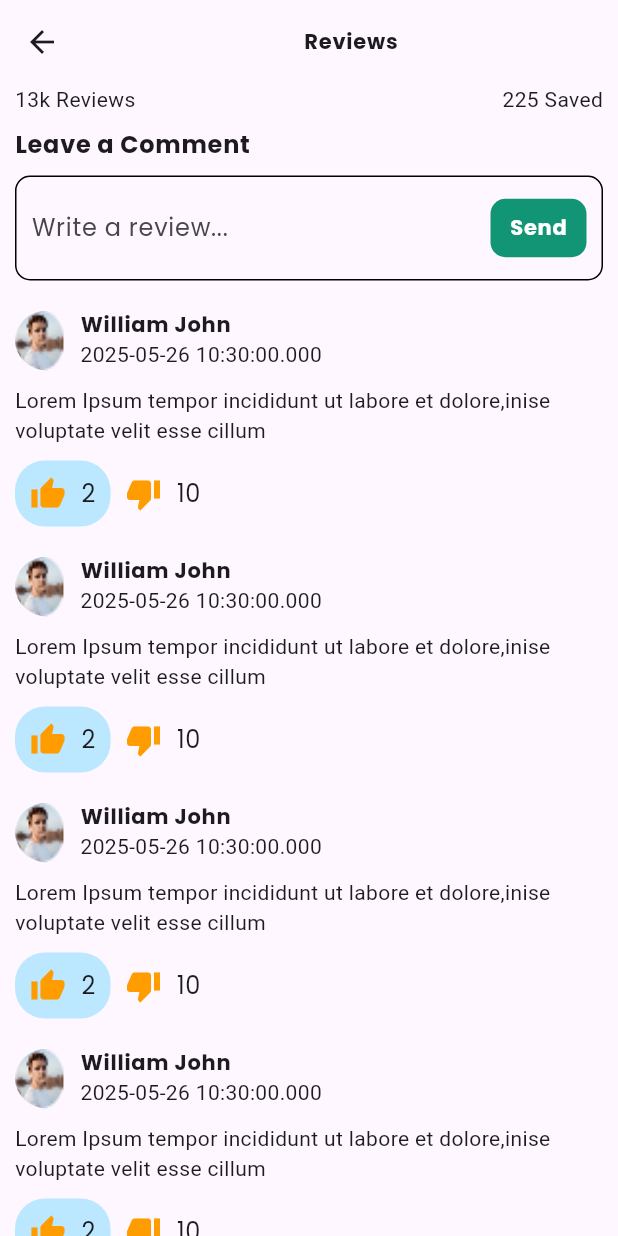
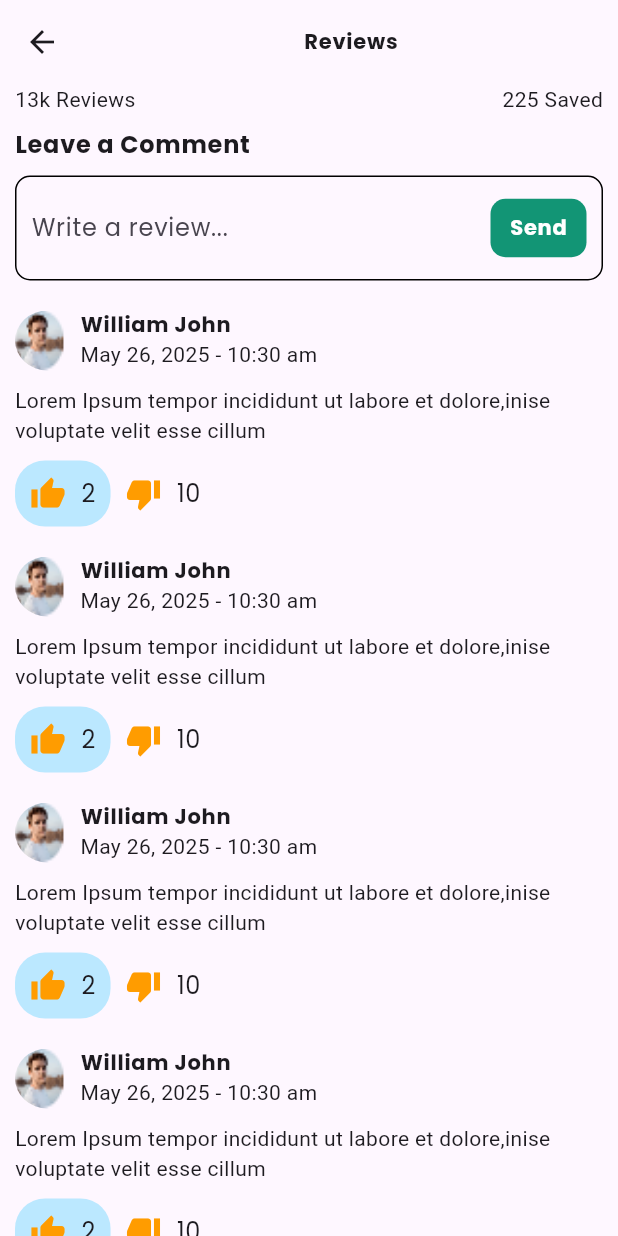
Before and after one commit to abdulrehman202/recipe_app, a Flutter app: the ReviewScreen screen opened directly, on a phone screen of 412 x 824 dp. Run offline on Flutter 3.47's test engine with Material 3 defaults, Android fonts, the phone set to English and light mode, and no system bars; our stand-ins replace chips_choice.

Commit message:
Scroll to top button added

```diff
--- a/lib/Constants.dart
+++ b/lib/Constants.dart
@@ -23,4 +23,67 @@ class Constants{
   static Color GREY_LABEL_COLOR = Color(0xff878787);
   static Color BITMOJI_COLOR = Color(0xffFFCE80);
   static Color RECIPE_CARD_COLOR = Color(0xffD9D9D9);
+
+  static String get12hrsTime(DateTime dtime)
+  {
+    String time = '';
+    String unit = 'am';
+    String min = dtime.minute.toString(), hour = dtime.hour.toString();
+
+    if(dtime.hour>12)
+    {
+      hour = (dtime.hour-12).toString();
+      unit = 'pm';
+    }
+
+    time = '$hour:${min.padLeft(2,'0')} $unit';
+    return time;
+  }
+
+  static  getMonth(int num)
+  {
+    switch(num)
+    {
+      case 1:
+      return 'January';
+
+      case 2:
+      return 'February';
+
+      case 3:
+      return 'March';
+
+      case 4:
+      return 'April';
+
+      case 5:
+      return 'May';
+
+      case 6:
+      return 'June';
+
+      case 7:
+      return 'July';
+
+      case 8:
+      return 'August';
+
+      case 9:
+      return 'September';
+
+      case 10:
+      return 'October';
+
+      case 11:
+      return 'November';
+
+      case 12:
+      return 'December';
+
+      default:
+      return '';
+
+
+    }
+  }
 }
--- a/lib/View/Custom Widgets/CommentCard.dart
+++ b/lib/View/Custom Widgets/CommentCard.dart
@@ -31,7 +31,7 @@ class CommentCard extends StatelessWidget {
                           crossAxisAlignment: CrossAxisAlignment.start,
                           children: [
                             Text('William John',style: Theme.of(context).textTheme.labelMedium , overflow: TextOverflow.ellipsis ,),
-                            Text(DateTime.now().toString())
+                             Text(_getDateTime(DateTime.now()) )
                           ],
                         ))
                     ],
@@ -70,4 +70,14 @@ class CommentCard extends StatelessWidget {
                         ],
                       ));
   }
+
+  String _getDateTime(DateTime dt)
+  {
+    String day = dt.day.toString();
+    String month = Constants.getMonth(dt.month);
+    String year = dt.year.toString();
+    String time = Constants.get12hrsTime( DateTime.now());
+
+    return  '$month $day, $year - $time';
+  }
 }
--- a/lib/View/review_screen.dart
+++ b/lib/View/review_screen.dart
@@ -10,23 +10,47 @@ class ReviewScreen extends StatefulWidget {
 }
 
 class _ReviewScreenState extends State<ReviewScreen> {
+  ScrollController _scrollController = ScrollController();
+  double _scrollPosition=0.0;
+
+  _scrollListener() {
+    setState(() {
+      _scrollPosition = _scrollController.position.pixels;
+    });
+  }
+
+  @override
+  void initState() {
+    // TODO: implement initState
+    super.initState();
+
+    _scrollController = ScrollController();
+    _scrollController.addListener(_scrollListener);
+  }
+
   @override
   Widget build(BuildContext context) {
     return Scaffold(
+      floatingActionButton: _scrollPosition==0.0?Container(): FloatingActionButton(
+          onPressed: () => _scrollController.animateTo(0,
+              duration: const Duration(milliseconds: 500), curve: Curves.ease),
+          child: const Icon(Icons.arrow_upward,color: Colors.white,)),
       appBar: _appBar(),
       body: _body(),
     );
   }
 
-  PreferredSizeWidget _appBar()
-  {
+  PreferredSizeWidget _appBar() {
     return AppBar(
-      title: Center(child: Text('Reviews', style: Theme.of(context).textTheme.labelMedium,)),
+      title: Center(
+          child: Text(
+        'Reviews',
+        style: Theme.of(context).textTheme.labelMedium,
+      )),
     );
   }
 
-  Widget _infoRow()
-  {
+  Widget _infoRow() {
     return const Row(
       mainAxisAlignment: MainAxisAlignment.spaceBetween,
       children: [
@@ -36,18 +60,25 @@ class _ReviewScreenState extends State<ReviewScreen> {
     );
   }
 
-  Widget _body()
-  {
-    return SafeArea(child: Padding(
+  Widget _body() {
+    return SafeArea(
+        child: Padding(
       padding: const EdgeInsets.symmetric(horizontal: 10),
       child: SingleChildScrollView(
+        controller: _scrollController,
         child: Column(
           crossAxisAlignment: CrossAxisAlignment.start,
           children: [
             _infoRow(),
             Container(
                 margin: const EdgeInsets.only(top: 10.0),
-              child: Text('Leave a Comment',style: Theme.of(context).textTheme.labelMedium!.copyWith(fontSize: 16),)),
+                child: Text(
+                  'Leave a Comment',
+                  style: Theme.of(context)
+                      .textTheme
+                      .labelMedium!
+                      .copyWith(fontSize: 16),
+                )),
             _writeReview(),
             _commentsList(),
           ],
@@ -56,58 +87,60 @@ class _ReviewScreenState extends State<ReviewScreen> {
     ));
   }
 
-  Widget _writeReview()
-  {
+  Widget _writeReview() {
     return Container(
       margin: const EdgeInsets.symmetric(vertical: 10.0),
       padding: const EdgeInsets.all(10.0),
       decoration: BoxDecoration(
           border: Border.all(color: Colors.black),
-        borderRadius: const BorderRadius.all(Radius.circular(10.0))
-
-      ),
+          borderRadius: const BorderRadius.all(Radius.circular(10.0))),
       child: Row(
         children: [
           Expanded(
               flex: 8,
               child: TextFormField(
-
-              style: Theme.of(context).textTheme.labelSmall!.copyWith(fontSize: 16),
+                style: Theme.of(context)
+                    .textTheme
+                    .labelSmall!
+                    .copyWith(fontSize: 16),
                 minLines: 1,
                 maxLines: 50,
                 decoration: const InputDecoration(
-                border: InputBorder.none,
-                hintText: 'Write a review...'
-
-              ),
+                    border: InputBorder.none, hintText: 'Write a review...'),
               )),
           Expanded(
               flex: 2,
               child: Container(
                   alignment: Alignment.center,
                   margin: const EdgeInsets.only(left: 10),
-              padding: const EdgeInsets.symmetric(horizontal:  5.0, vertical: 10.0),
+                  padding: const EdgeInsets.symmetric(
+                      horizontal: 5.0, vertical: 10.0),
                   decoration: BoxDecoration(
-                borderRadius: const BorderRadius.all(Radius.circular(10.0)),
-              color: Constants.BUTTON_COLOR
-            ), child: Text('Send', style: Theme.of(context).textTheme.labelMedium!.copyWith(color: Colors.white),)))
+                      borderRadius:
+                          const BorderRadius.all(Radius.circular(10.0)),
+                      color: Constants.BUTTON_COLOR),
+                  child: Text(
+                    'Send',
+                    style: Theme.of(context)
+                        .textTheme
+                        .labelMedium!
+                        .copyWith(color: Colors.white),
+                  )))
         ],
       ),
     );
   }
 
-  Widget _commentsList()
-  {
+  Widget _commentsList() {
     return Column(
       children: [
         ListView.builder(
             physics: const ScrollPhysics(),
             shrinkWrap: true,
             itemCount: 20,
-          itemBuilder: (ctx, i)
-          {
+            itemBuilder: (ctx, i) {
               return const CommentCard();
-          } ),
+            }),
       ],
     );
   }
--- a/lib/main.dart
+++ b/lib/main.dart
@@ -50,7 +50,13 @@ class MyApp extends StatelessWidget {
                   padding: const WidgetStatePropertyAll(
                       EdgeInsets.symmetric(horizontal: 50, vertical: 15)),
                   backgroundColor:
-                      WidgetStatePropertyAll(Constants.BUTTON_COLOR)))),
+                      WidgetStatePropertyAll(Constants.BUTTON_COLOR))),
+                      floatingActionButtonTheme: FloatingActionButtonThemeData(
+                        backgroundColor: Constants.BUTTON_COLOR,
+                        shape: const CircleBorder()
+                      ),
+                      ),
+
       home: const SplashScreen(),
       debugShowCheckedModeBanner: false,
     );
```
Lines whose indentation alone changed are shown as unchanged.
